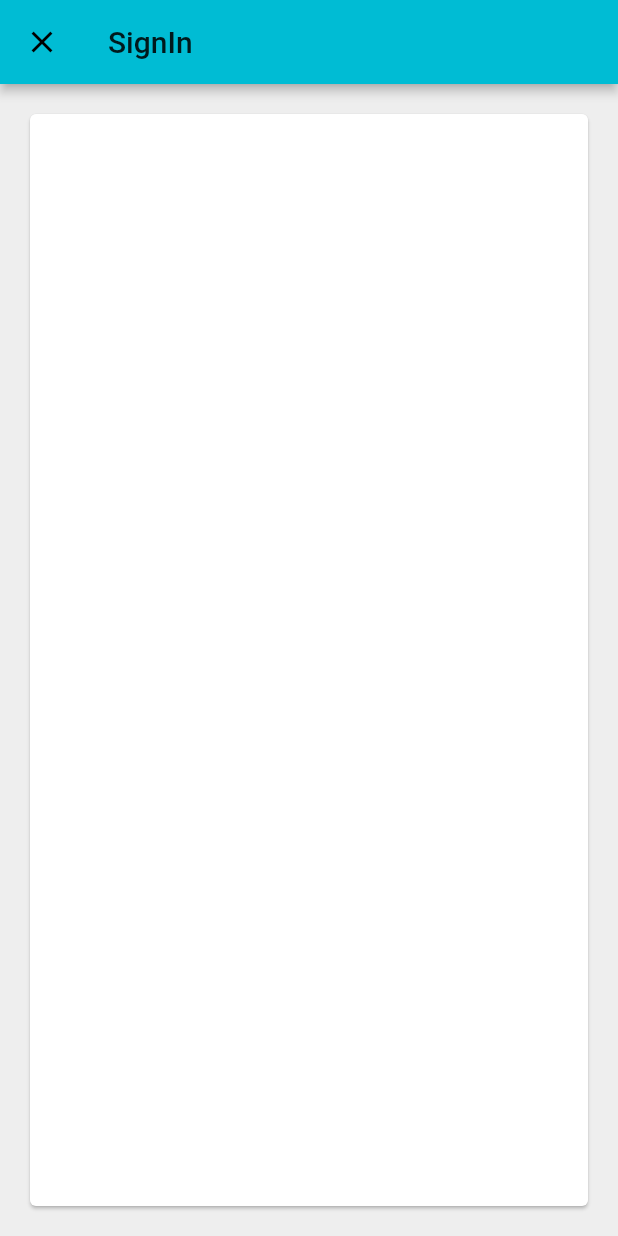
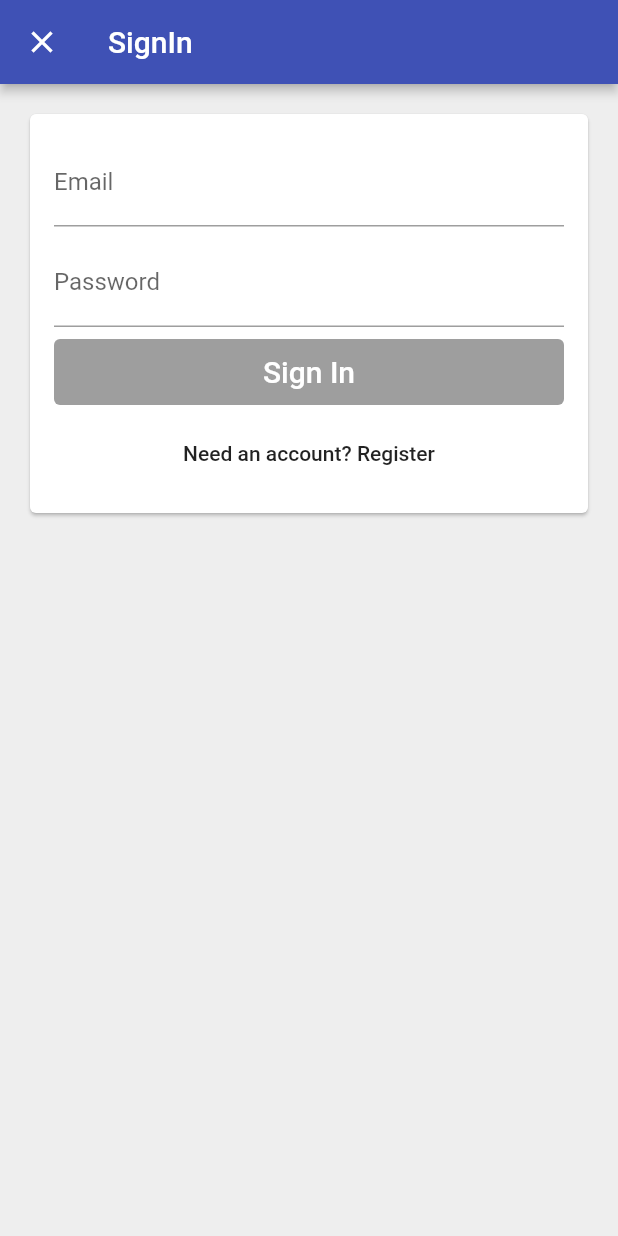
Before and after one commit to kailashsuresh98/booking-app, a Flutter app: the screen it shows after launch, after a tap on "Sign In With Email", on a phone screen of 412 x 824 dp. Run offline on Flutter 3.47's test engine with Material 2 defaults, Android fonts, the phone set to English and light mode, and no system bars; our stand-ins replace firebase_auth, google_sign_in; accounts and stored records are empty.

Commit message:
chages_after_platform_aware_widgets

```diff
--- /dev/null
+++ b/lib/app/sign_in/email_sign_in_form.dart
@@ -0,0 +1,160 @@
+import 'dart:io';
+
+import 'package:flutter/material.dart';
+import 'package:my_app/app/sign_in/validators.dart';
+import 'package:my_app/common_widgets/form_submit_button.dart';
+import 'package:my_app/common_widgets/platform_alert_dialog.dart';
+import 'package:my_app/services/auth.dart';
+
+enum EmailSignInFormType { signIn, register }
+
+class EmailSignInForm extends StatefulWidget with EmailAndPasswordVaidators {
+  EmailSignInForm({@required this.auth});
+  final AuthBase auth;
+  @override
+  _EmailSignInFormState createState() => _EmailSignInFormState();
+}
+
+class _EmailSignInFormState extends State<EmailSignInForm> {
+  final TextEditingController _emailController = TextEditingController();
+  final TextEditingController _passwordController = TextEditingController();
+  final FocusNode _emailFocusNode = FocusNode();
+  final FocusNode _passwordFocusNode = FocusNode();
+
+  String get _email => _emailController.text;
+  String get _password => _passwordController.text;
+  EmailSignInFormType _formType = EmailSignInFormType.signIn;
+  bool _submitted = false;
+  bool _isLoading = false;
+
+  void _submit() async {
+    setState(() {
+      _submitted = true;
+      _isLoading = true;
+    });
+    try {
+      if (_formType == EmailSignInFormType.signIn) {
+        await widget.auth.signInWithEmailAndPassword(_email, _password);
+      } else {
+        await widget.auth.createUserWithEmailAndPassword(_email, _password);
+      }
+      Navigator.of(context).pop();
+    } catch (e) {
+      PlatformAlertDialog(
+        title: 'Sign In Failed',
+        content: e.toString(),
+        defaultActionText: 'OK',
+      ).show(context);
+    } finally {
+      setState(() {
+        _isLoading = false;
+      });
+    }
+  }
+
+  void _toggleFormType() {
+    setState(() {
+      _formType = _formType == EmailSignInFormType.signIn
+          ? EmailSignInFormType.register
+          : EmailSignInFormType.signIn;
+      _emailController.clear();
+      _passwordController.clear();
+      _submitted = false;
+      _isLoading = false;
+    });
+  }
+
+  void _emailEditingComplete() {
+    final newFocus = widget.emailValidator.isValid(_email)
+        ? _passwordFocusNode
+        : _emailFocusNode;
+    FocusScope.of(context).requestFocus(newFocus);
+  }
+
+  List<Widget> _buildChildren() {
+    final primaryText = _formType == EmailSignInFormType.signIn
+        ? 'Sign In'
+        : 'Create an account';
+    final secondaryText = _formType == EmailSignInFormType.signIn
+        ? 'Need an account? Register'
+        : 'Have an account Sign in';
+
+    bool submitEnabled = widget.emailValidator.isValid(_email) &&
+        widget.passwordValidator.isValid(_password) &&
+        !_isLoading;
+
+    return [
+      _buildEmailTextField(),
+      SizedBox(
+        height: 8.0,
+      ),
+      _buildPasswordTextField(),
+      SizedBox(
+        height: 8.0,
+      ),
+      FormSubmitButton(
+        text: primaryText,
+        onPressed: submitEnabled ? _submit : null,
+      ),
+      SizedBox(
+        height: 8.0,
+      ),
+      FlatButton(
+        child: Text(secondaryText),
+        onPressed: !_isLoading ? _toggleFormType : null,
+      )
+    ];
+  }
+
+  TextField _buildEmailTextField() {
+    bool showErrorText = _submitted && widget.emailValidator.isValid(_email);
+    return TextField(
+      controller: _emailController,
+      focusNode: _emailFocusNode,
+      decoration: InputDecoration(
+        labelText: 'Email',
+        hintText: 'Enter Your Email',
+        errorText: showErrorText ? widget.invalidEmailErrorText : null,
+        enabled: _isLoading == false,
+      ),
+      autocorrect: false,
+      keyboardType: TextInputType.emailAddress,
+      textInputAction: TextInputAction.next,
+      onChanged: (email) => _updateState(),
+      onEditingComplete: _emailEditingComplete,
+    );
+  }
+
+  TextField _buildPasswordTextField() {
+    bool showErrorText =
+        _submitted && widget.passwordValidator.isValid(_password);
+    return TextField(
+      controller: _passwordController,
+      focusNode: _passwordFocusNode,
+      decoration: InputDecoration(
+        labelText: 'Password',
+        errorText: showErrorText ? widget.invalidPasswordErrorText : null,
+        enabled: _isLoading == false,
+      ),
+      obscureText: true,
+      textInputAction: TextInputAction.done,
+      onChanged: (password) => _updateState(),
+      onEditingComplete: _submit,
+    );
+  }
+
+  @override
+  Widget build(BuildContext context) {
+    return Padding(
+        padding: const EdgeInsets.all(16.0),
+        child: Column(
+          mainAxisSize: MainAxisSize.min,
+          crossAxisAlignment: CrossAxisAlignment.stretch,
+          children: _buildChildren(),
+        ));
+  }
+
+  void _updateState() {
+    setState(() {});
+  }
+}
--- a/lib/app/sign_in/email_sign_in_page.dart
+++ b/lib/app/sign_in/email_sign_in_page.dart
@@ -1,6 +1,10 @@
 import 'package:flutter/material.dart';
+import 'package:my_app/app/sign_in/email_sign_in_form.dart';
+import 'package:my_app/services/auth.dart';
 
 class EmailSignInPage extends StatelessWidget {
+  EmailSignInPage({@required this.auth});
+  final AuthBase auth;
   @override
   Widget build(BuildContext context) {
     return Scaffold(
@@ -9,14 +13,14 @@ class EmailSignInPage extends StatelessWidget {
             style: TextStyle(fontWeight: FontWeight.w500, fontSize: 20)),
         elevation: 2.9,
       ),
-      body: Padding(
-          padding: const EdgeInsets.all(16.0),
-          child: Card(child: _buildContent())),
+      body: SingleChildScrollView(
+          child: Padding(
+              padding: const EdgeInsets.all(16.0),
+              child: Card(
+                  child: EmailSignInForm(
+                auth: auth,
+              )))),
       backgroundColor: Colors.grey[200],
     );
   }
-
-  Widget _buildContent() {
-    return Container();
-  }
 }
--- a/lib/app/sign_in/sign_in_pages.dart
+++ b/lib/app/sign_in/sign_in_pages.dart
@@ -31,7 +31,7 @@ class SignInPage extends StatelessWidget {
     Navigator.of(context).push(
       MaterialPageRoute<void>(
         fullscreenDialog: true,
-        builder: (context) => EmailSignInPage(),
+        builder: (context) => EmailSignInPage(auth: auth,),
       ),
     );
   }
--- /dev/null
+++ b/lib/app/sign_in/validators.dart
@@ -0,0 +1,17 @@
+abstract class StringValidator {
+  bool isValid(String value);
+}
+
+class NonEmptyStringValidator implements StringValidator {
+  @override
+  bool isValid(String value) {
+    return value.isNotEmpty;
+  }
+}
+
+class EmailAndPasswordVaidators {
+  final StringValidator emailValidator = NonEmptyStringValidator();
+  final StringValidator passwordValidator = NonEmptyStringValidator();
+  final String invalidEmailErrorText = 'email can\'t be empty';
+  final String invalidPasswordErrorText = 'password can\'t be empty';
+}
--- /dev/null
+++ b/lib/common_widgets/form_submit_button.dart
@@ -0,0 +1,17 @@
+import 'package:flutter/material.dart';
+import 'package:my_app/common_widgets/custom_raised_button.dart';
+
+class FormSubmitButton extends CustomRaisedButton {
+  FormSubmitButton({
+    @required String text,
+    VoidCallback onPressed,
+  }) : super(
+            child: Text(
+              text,
+              style: TextStyle(color: Colors.white, fontSize: 20.0),
+            ),
+            height: 44.0,
+            color: Colors.indigo,
+            borderRadius: 4.0,
+            onPressed: onPressed);
+}
--- /dev/null
+++ b/lib/common_widgets/platform_alert_dialog.dart
@@ -0,0 +1,86 @@
+import 'dart:io';
+
+import 'package:flutter/material.dart';
+import 'package:flutter/cupertino.dart';
+import 'package:my_app/common_widgets/platform_widget.dart';
+
+class PlatformAlertDialog extends PlatformWidget {
+  PlatformAlertDialog(
+      {@required this.title,
+      @required this.content,
+      this.cancelActionText,
+      @required this.defaultActionText})
+      : assert(title != null),
+        assert(content != null),
+        assert(defaultActionText != null);
+
+  final String title;
+  final String content;
+  final String cancelActionText;
+  final String defaultActionText;
+
+  Future<bool> show(BuildContext context) async {
+    return Platform.isIOS
+        ? await showCupertinoDialog(
+            context: context, builder: (context) => this)
+        : await showDialog<bool>(
+            barrierDismissible: false,
+            context: context,
+            builder: (context) => this,
+          );
+  }
+
+  @override
+  Widget buildCuperentinoWidget(BuildContext context) {
+    return CupertinoAlertDialog(
+      title: Text(title),
+      content: Text(content),
+      actions: _buildActions(context),
+    );
+  }
+
+  @override
+  Widget buildMaterialWidget(BuildContext context) {
+    return AlertDialog(
+      title: Text(title),
+      content: Text(content),
+      actions: _buildActions(context),
+    );
+  }
+
+  List<Widget> _buildActions(BuildContext context) {
+    final actions = <Widget>[];
+    if (cancelActionText != null) {
+      actions.add(PlatformAlertDialogAction(
+        child: Text(cancelActionText),
+        onPressed: () => Navigator.of(context).pop(false),
+      ));
+    }
+    actions.add(PlatformAlertDialogAction(
+      child: Text(defaultActionText),
+      onPressed: () => Navigator.of(context).pop(true),
+    ));
+    return actions;
+  }
+}
+
+class PlatformAlertDialogAction extends PlatformWidget {
+  final Widget child;
+  final VoidCallback onPressed;
+
+  PlatformAlertDialogAction({this.child, this.onPressed});
+  @override
+  Widget buildCuperentinoWidget(BuildContext context) {
+    // TODO: implement buildCuperentinoWidget
+    return CupertinoDialogAction(child: child, onPressed: onPressed);
+  }
+
+  @override
+  Widget buildMaterialWidget(BuildContext context) {
+    // TODO: implement buildMaterialWidget
+    return FlatButton(
+      child: child,
+      onPressed: onPressed,
+    );
+  }
+}
--- a/lib/main.dart
+++ b/lib/main.dart
@@ -13,7 +13,7 @@ class MyApp extends StatelessWidget {
     //return Container();
     return MaterialApp(
       title: 'Hall Booking',
-      theme: ThemeData(primarySwatch: Colors.cyan),
+      theme: ThemeData(primarySwatch: Colors.indigo),
       home: LandingPage(auth: Auth()),
     );
   }
--- a/lib/services/auth.dart
+++ b/lib/services/auth.dart
@@ -13,6 +13,8 @@ abstract class AuthBase {
   Future<User> currentUser();
   Future<User> signInAnonymously();
   Future<User> signInWithGoogle();
+  Future<User> signInWithEmailAndPassword(String email, String password);
+  Future<User> createUserWithEmailAndPassword(String email, String password);
   Future<void> signOut();
 }
 
@@ -40,6 +42,21 @@ class Auth implements AuthBase {
   @override
   Future<User> signInAnonymously() async {
     final authResult = await _firebaseAuth.signInAnonymously();
+    return _userFromFirebase(authResult.user);
+  }
+
+  @override
+  Future<User> signInWithEmailAndPassword(String email, String password) async {
+    final authResult = await _firebaseAuth.signInWithEmailAndPassword(
+        email: email, password: password);
+    return _userFromFirebase(authResult.user);
+  }
+
+  @override
+  Future<User> createUserWithEmailAndPassword(
+      String email, String password) async {
+    final authResult = await _firebaseAuth.createUserWithEmailAndPassword(
+        email: email, password: password);
     return _userFromFirebase(authResult.user);
   }
 
```
Also changed, not shown: lib/app/home_page.dart (+14 -1 lines), lib/common_widgets/platform_widget.dart (added, +15 -0 lines).
